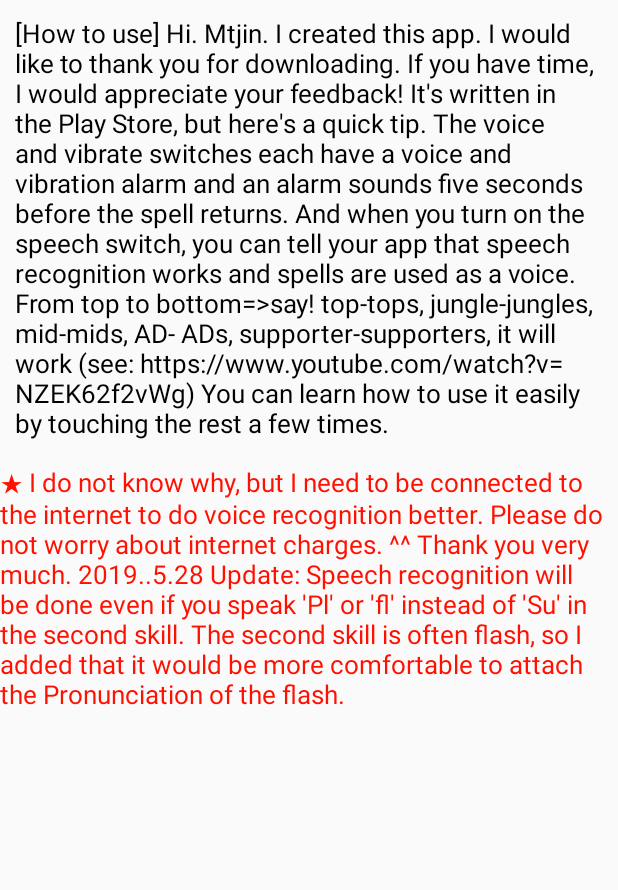
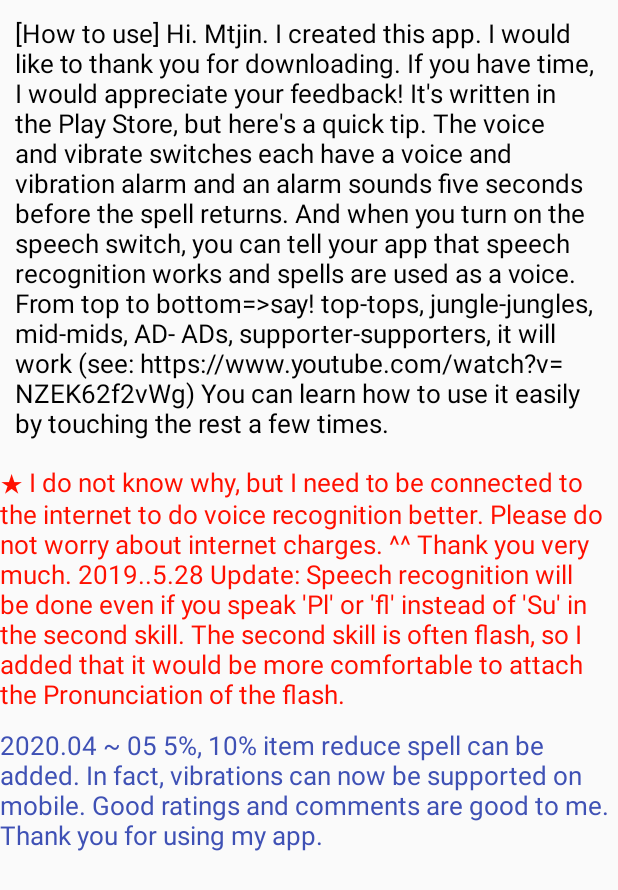
Before and after one commit to mtjin/league-of-legend-sepell-checker, an Android app: the Usage2Activity screen opened directly, with no data from a screen before it, on a phone screen of 412 x 824 dp. Shown: the top 890 px of the screen. Run offline under Robolectric (Android 15) with nearby library versions, the phone set to English and light mode, and no system bars.

Commit message:
바이브레이션 권한 추가 및 설명 추가

```diff
--- a/LoL-SpellChecker/app/build.gradle
+++ b/LoL-SpellChecker/app/build.gradle
@@ -4,7 +4,7 @@ android {
     compileSdkVersion 29
     defaultConfig {
         applicationId "com.mtjin.lol_spellchecker"
-        minSdkVersion 24
+        minSdkVersion 19
         targetSdkVersion 29
         versionCode 11
         versionName "2.0"
@@ -15,6 +15,10 @@ android {
             minifyEnabled false
             proguardFiles getDefaultProguardFile('proguard-android-optimize.txt'), 'proguard-rules.pro'
         }
+    }
+    compileOptions {
+        sourceCompatibility JavaVersion.VERSION_1_8
+        targetCompatibility JavaVersion.VERSION_1_8
     }
 }
 
--- a/LoL-SpellChecker/app/src/main/AndroidManifest.xml
+++ b/LoL-SpellChecker/app/src/main/AndroidManifest.xml
@@ -15,7 +15,7 @@
         android:supportsRtl="true"
         android:hardwareAccelerated="true"
         android:theme="@style/AppTheme">
-        <activity android:name=".UsageDialogActivity"></activity>
+        <activity android:name=".UsageDialogActivity" />
         <activity android:name=".Usage2Activity" />
         <activity android:name=".UsageActivity" />
         <activity
--- a/LoL-SpellChecker/app/src/main/res/layout/activity_usage2.xml
+++ b/LoL-SpellChecker/app/src/main/res/layout/activity_usage2.xml
@@ -31,4 +31,11 @@ You can learn how to use it easily by touching the rest a few times.
         android:text="★ I do not know why, but I need to be connected to the internet to do voice recognition better. Please do not worry about internet charges. ^^ Thank you very much.
 2019..5.28 Update: Speech recognition will be done even if you speak 'Pl' or 'fl' instead of 'Su' in the second skill. The second skill is often flash, so I added that it would be more comfortable to attach the
 Pronunciation of the flash."/>
+    <TextView
+        android:layout_marginTop="10dp"
+        android:layout_width="match_parent"
+        android:layout_height="wrap_content"
+        android:textColor="#3F51B5"
+        android:textSize="17dp"
+        android:text="2020.04 ~ 05 5%, 10% item reduce spell can be added. In fact, vibrations can now be supported on mobile. Good ratings and comments are good to me. Thank you for using my app."  />
 </LinearLayout>
```
Also changed, not shown: LoL-SpellChecker/app/src/main/java/com/mtjin/lol_spellchecker/MainActivity.java (+3 -6 lines), LoL-SpellChecker/app/src/main/res/layout/activity_usage.xml (+7 -0 lines).
